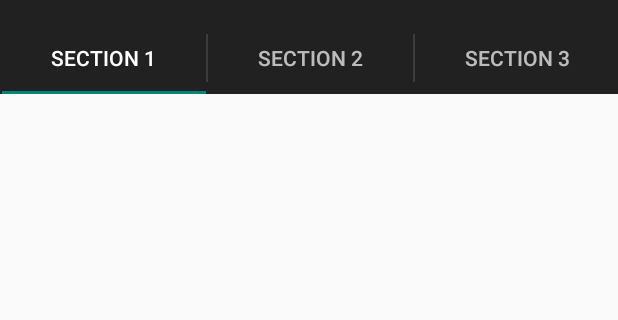
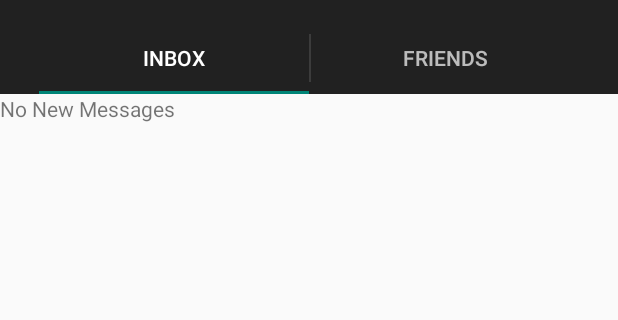
Before and after one commit to mikiebrenbren/Ribbit, an Android app: the MainActivity screen opened directly, with no data from a screen before it, on a phone screen of 412 x 824 dp, the part 62-382 px from its top. Run offline under Robolectric (Android 15) with nearby library versions, the phone set to English and light mode, and no system bars; 1 statement that could not run was skipped.

Commit message:
configured the tab layouts, added two fragment classes that are generated when the tabs are activated

```diff
--- /dev/null
+++ b/app/src/main/java/veechie/mikiebrenbren/com/ribbit/FriendsFragment.java
@@ -0,0 +1,23 @@
+package veechie.mikiebrenbren.com.ribbit;
+
+import android.os.Bundle;
+import android.support.v4.app.ListFragment;
+import android.view.LayoutInflater;
+import android.view.View;
+import android.view.ViewGroup;
+
+/**
+ * Created by michaelbrennan on 2/21/15.
+ */
+public class FriendsFragment extends ListFragment {
+
+
+    @Override
+    public View onCreateView(LayoutInflater inflater, ViewGroup container,
+                             Bundle savedInstanceState) {
+        View rootView = inflater.inflate(R.layout.fragment_friends, container, false);
+
+        return rootView;
+
+    }
+}
--- /dev/null
+++ b/app/src/main/java/veechie/mikiebrenbren/com/ribbit/InboxFragment.java
@@ -0,0 +1,23 @@
+package veechie.mikiebrenbren.com.ribbit;
+
+import android.os.Bundle;
+import android.support.v4.app.ListFragment;
+import android.view.LayoutInflater;
+import android.view.View;
+import android.view.ViewGroup;
+
+/**
+ * Created by michaelbrennan on 2/21/15.
+ */
+public class InboxFragment extends ListFragment {
+
+
+    @Override
+    public View onCreateView(LayoutInflater inflater, ViewGroup container,
+                             Bundle savedInstanceState) {
+        View rootView = inflater.inflate(R.layout.fragment_inbox, container, false);
+
+        return rootView;
+
+    }
+}
--- a/app/src/main/java/veechie/mikiebrenbren/com/ribbit/MainActivity.java
+++ b/app/src/main/java/veechie/mikiebrenbren/com/ribbit/MainActivity.java
@@ -2,23 +2,16 @@ package veechie.mikiebrenbren.com.ribbit;
 
 import android.content.Intent;
 import android.os.Bundle;
-import android.support.v4.app.Fragment;
-import android.support.v4.app.FragmentManager;
 import android.support.v4.app.FragmentPagerAdapter;
 import android.support.v4.app.FragmentTransaction;
 import android.support.v4.view.ViewPager;
 import android.support.v7.app.ActionBar;
 import android.support.v7.app.ActionBarActivity;
 import android.util.Log;
-import android.view.LayoutInflater;
 import android.view.Menu;
 import android.view.MenuItem;
-import android.view.View;
-import android.view.ViewGroup;
 
 import com.parse.ParseUser;
-
-import java.util.Locale;
 
 
 public class MainActivity extends ActionBarActivity implements ActionBar.TabListener {
@@ -56,7 +49,7 @@ public class MainActivity extends ActionBarActivity implements ActionBar.TabList
 
         // Create the adapter that will return a fragment for each of the three
         // primary sections of the activity.
-        mSectionsPagerAdapter = new SectionsPagerAdapter(getSupportFragmentManager());
+        mSectionsPagerAdapter = new SectionsPagerAdapter(this,getSupportFragmentManager());
 
         // Set up the ViewPager with the sections adapter.
         mViewPager = (ViewPager) findViewById(R.id.pager);
@@ -135,75 +128,5 @@ public class MainActivity extends ActionBarActivity implements ActionBar.TabList
     public void onTabReselected(ActionBar.Tab tab, FragmentTransaction fragmentTransaction) {
     }
 
-    /**
-     * A {@link FragmentPagerAdapter} that returns a fragment corresponding to
-     * one of the sections/tabs/pages.
-     */
-    public class SectionsPagerAdapter extends FragmentPagerAdapter {
-
-        public SectionsPagerAdapter(FragmentManager fm) {
-            super(fm);
-        }
-
-        @Override
-        public Fragment getItem(int position) {
-            // getItem is called to instantiate the fragment for the given page.
-            // Return a PlaceholderFragment (defined as a static inner class below).
-            return PlaceholderFragment.newInstance(position + 1);
-        }
-
-        @Override
-        public int getCount() {
-            // Show 3 total pages.
-            return 3;
-        }
-
-        @Override
-        public CharSequence getPageTitle(int position) {
-            Locale l = Locale.getDefault();
-            switch (position) {
-                case 0:
-                    return getString(R.string.title_section1).toUpperCase(l);
-                case 1:
-                    return getString(R.string.title_section2).toUpperCase(l);
-                case 2:
-                    return getString(R.string.title_section3).toUpperCase(l);
-            }
-            return null;
-        }
-    }
-
-    /**
-     * A placeholder fragment containing a simple view.
-     */
-    public static class PlaceholderFragment extends Fragment {
-        /**
-         * The fragment argument representing the section number for this
-         * fragment.
-         */
-        private static final String ARG_SECTION_NUMBER = "section_number";
-
-        /**
-         * Returns a new instance of this fragment for the given section
-         * number.
-         */
-        public static PlaceholderFragment newInstance(int sectionNumber) {
-            PlaceholderFragment fragment = new PlaceholderFragment();
-            Bundle args = new Bundle();
-            args.putInt(ARG_SECTION_NUMBER, sectionNumber);
-            fragment.setArguments(args);
-            return fragment;
-        }
-
-        public PlaceholderFragment() {
-        }
-
-        @Override
-        public View onCreateView(LayoutInflater inflater, ViewGroup container,
-                                 Bundle savedInstanceState) {
-            View rootView = inflater.inflate(R.layout.fragment_main, container, false);
-            return rootView;
-        }
-    }
 
 }
--- /dev/null
+++ b/app/src/main/java/veechie/mikiebrenbren/com/ribbit/SectionsPagerAdapter.java
@@ -0,0 +1,53 @@
+package veechie.mikiebrenbren.com.ribbit;
+
+import android.content.Context;
+import android.support.v4.app.Fragment;
+import android.support.v4.app.FragmentManager;
+import android.support.v4.app.FragmentPagerAdapter;
+import java.util.Locale;
+
+/**
+ * A {@link android.support.v4.app.FragmentPagerAdapter} that returns a fragment corresponding to
+ * one of the sections/tabs/pages.
+ */
+public class SectionsPagerAdapter extends FragmentPagerAdapter {
+
+    protected Context mContext;
+
+    public SectionsPagerAdapter(Context context, FragmentManager fm) {
+
+        super(fm);
+        mContext = context;
+    }
+
+    @Override
+    public Fragment getItem(int position) {
+        // getItem is called to instantiate the fragment for the given page.
+        // Return a PlaceholderFragment (defined as a static inner class below).
+        switch(position){
+            case 0:
+                return new InboxFragment();
+            case 1:
+                return new FriendsFragment();
+        }
+        return null;
+    }
+
+    @Override
+    public int getCount() {
+        // Show 2 total pages.
+        return 2;
+    }
+
+    @Override
+    public CharSequence getPageTitle(int position) {
+        Locale l = Locale.getDefault();
+        switch (position) {
+            case 0:
+                return mContext.getString(R.string.title_section1).toUpperCase(l);
+            case 1:
+                return mContext.getString(R.string.title_section2).toUpperCase(l);
+        }
+        return null;
+    }
+}
--- /dev/null
+++ b/app/src/main/res/layout/fragment_friends.xml
@@ -0,0 +1,22 @@
+<RelativeLayout xmlns:android="http://schemas.android.com/apk/res/android"
+                xmlns:tools="http://schemas.android.com/tools"
+                android:layout_width="match_parent"
+                android:layout_height="match_parent"
+                tools:context=".MainActivity$PlaceholderFragment">
+
+
+    <ListView
+        android:layout_width="wrap_content"
+        android:layout_height="match_parent"
+        android:id="@android:id/list"
+        android:layout_alignParentTop="true"
+        android:layout_alignParentLeft="true"
+        android:layout_alignParentStart="true"/>
+
+    <TextView
+        android:layout_width="match_parent"
+        android:layout_height="wrap_content"
+        android:id="@android:id/empty"
+        android:text="@string/empty_friends_label"
+        />
+</RelativeLayout>
--- /dev/null
+++ b/app/src/main/res/layout/fragment_inbox.xml
@@ -0,0 +1,22 @@
+<RelativeLayout xmlns:android="http://schemas.android.com/apk/res/android"
+                xmlns:tools="http://schemas.android.com/tools"
+                android:layout_width="match_parent"
+                android:layout_height="match_parent"
+                tools:context=".MainActivity$PlaceholderFragment">
+
+
+    <ListView
+        android:layout_width="wrap_content"
+        android:layout_height="match_parent"
+        android:id="@android:id/list"
+        android:layout_alignParentTop="true"
+        android:layout_alignParentLeft="true"
+        android:layout_alignParentStart="true"/>
+
+    <TextView
+        android:layout_width="match_parent"
+        android:layout_height="wrap_content"
+        android:id="@android:id/empty"
+        android:text="@string/empty_inbox_label"
+        />
+</RelativeLayout>
--- a/app/src/main/res/layout/fragment_main.xml
+++ /dev/null
@@ -1,16 +0,0 @@
-<RelativeLayout xmlns:android="http://schemas.android.com/apk/res/android"
-                xmlns:tools="http://schemas.android.com/tools"
-                android:layout_width="match_parent"
-                android:layout_height="match_parent"
-                android:paddingLeft="@dimen/activity_horizontal_margin"
-                android:paddingRight="@dimen/activity_horizontal_margin"
-                android:paddingTop="@dimen/activity_vertical_margin"
-                android:paddingBottom="@dimen/activity_vertical_margin"
-                tools:context=".MainActivity$PlaceholderFragment">
-
-    <TextView
-        android:id="@+id/section_label"
-        android:layout_width="wrap_content"
-        android:layout_height="wrap_content"/>
-
-</RelativeLayout>
--- a/app/src/main/res/values/strings.xml
+++ b/app/src/main/res/values/strings.xml
@@ -2,9 +2,8 @@
 <resources>
 
     <string name="app_name">Ribbit</string>
-    <string name="title_section1">Section 1</string>
-    <string name="title_section2">Section 2</string>
-    <string name="title_section3">Section 3</string>
+    <string name="title_section1">Inbox</string>
+    <string name="title_section2">Friends</string>
     <string name="hello_world">Hello world!</string>
     <string name="action_settings">Settings</string>
     <string name="title_activity_login">LoginActivity</string>
@@ -20,5 +19,8 @@
     <string name="login_error_message">Please make sure you enter username, password</string>
     <string name="login_error_title">Oops</string>
     <string name="menu_logout_label">Logout</string>
+    <string name="empty_inbox_label">No New Messages</string>
+    <string name="empty_friends_label">Add friends to begin!</string>
+
 
 </resources>
```
Also changed, not shown: app/src/main/java/veechie/mikiebrenbren/com/ribbit/LoginActivity.java (line endings or trailing spaces), 1 other file.
